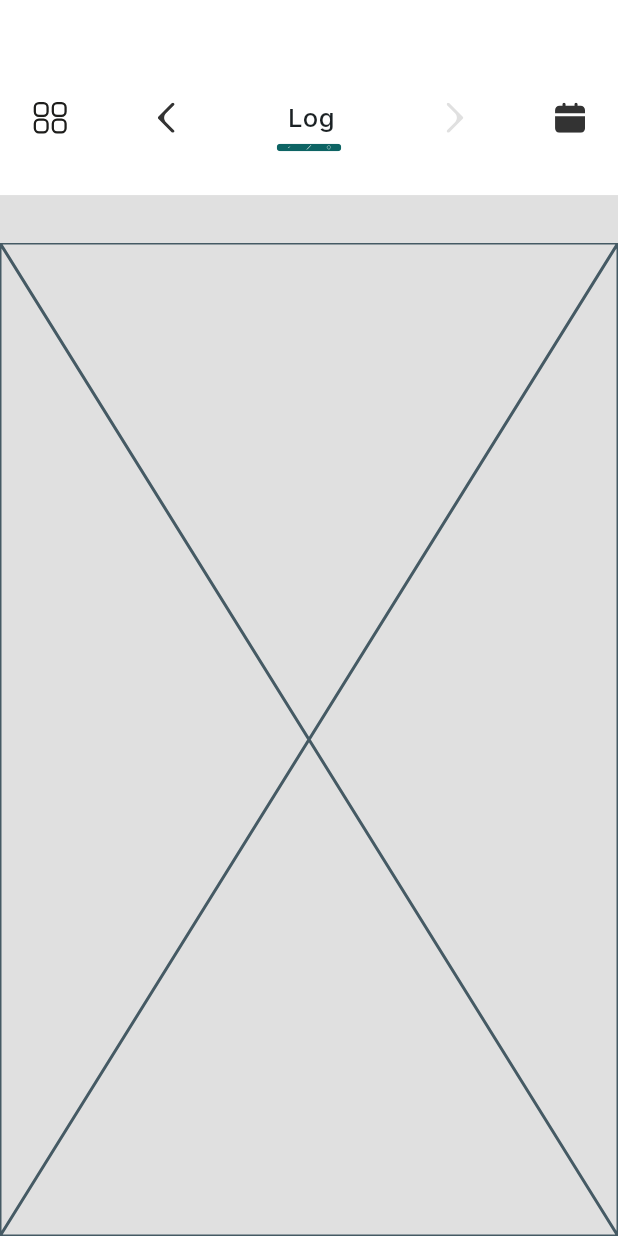
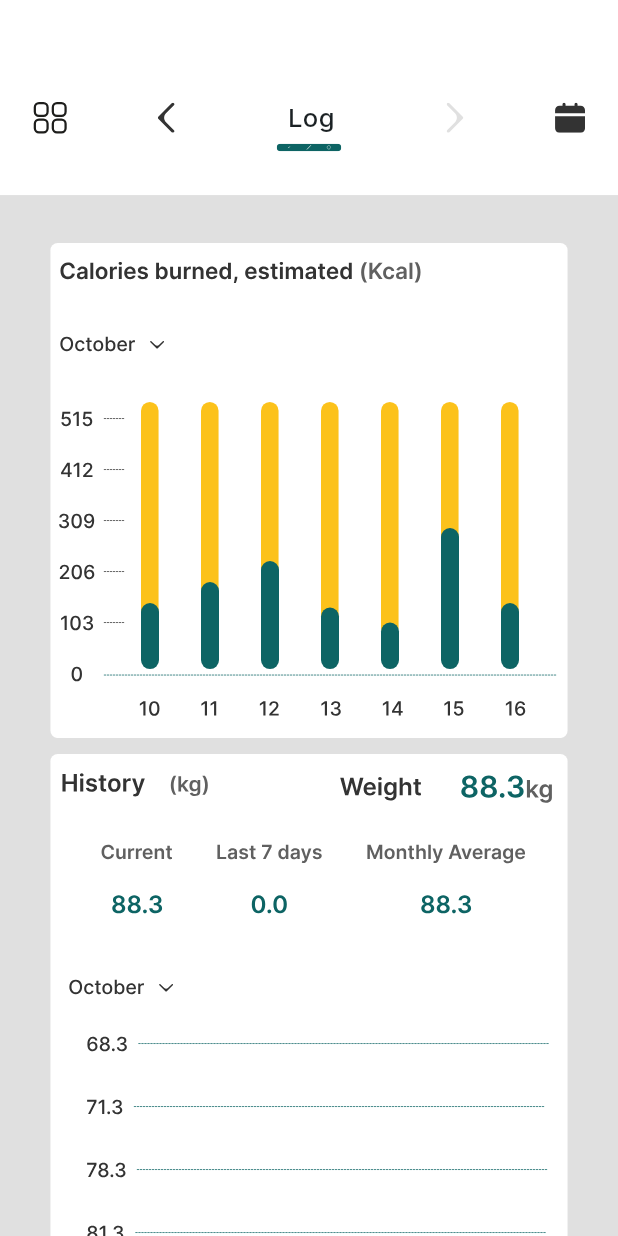
Before and after one commit to JER3MIAH/fitness_tracker_app, a Flutter app: the StatisticsView screen opened directly, after a tap on an icon or button, on a phone screen of 412 x 824 dp. Run offline on Flutter 3.47's test engine with Material 3 defaults, Android fonts, the phone set to English and light mode, and no system bars; our stand-ins replace flutter_hooks, flutter_riverpod, flutter_svg, get, google_fonts, smooth_page_indicator.

Commit message:
Set up statistics views

```diff
--- a/lib/src/features/statistics/presentation/views/logs.dart
+++ b/lib/src/features/statistics/presentation/views/logs.dart
@@ -1,3 +1,4 @@
+import 'package:fitness_tracker_app/src/shared/shared.dart';
 import 'package:flutter/cupertino.dart';
 
 class Logs extends StatelessWidget {
@@ -5,6 +6,26 @@ class Logs extends StatelessWidget {
 
   @override
   Widget build(BuildContext context) {
-    return const Placeholder();
+    return SingleChildScrollView(
+      child: Padding(
+        padding: EdgeInsets.symmetric(horizontal: 15.dx),
+        child: Column(
+          children: [
+            SvgAsset(assetName: caloriesBurned),
+            YBox(10.dy),
+            SvgAsset(assetName: historyWeight),
+            YBox(20.dy),
+            SparkleContainer(
+              height: 128.dy,
+              decoration: BoxDecoration(
+                color: appColors.black,
+                borderRadius: BorderRadius.circular(5),
+              ),
+            ),
+            YBox(30.dy),
+          ],
+        ),
+      ),
+    );
   }
 }
--- a/lib/src/features/statistics/presentation/views/progress_report.dart
+++ b/lib/src/features/statistics/presentation/views/progress_report.dart
@@ -1,29 +1,34 @@
 import 'package:fitness_tracker_app/src/shared/shared.dart';
 import 'package:flutter/cupertino.dart';
+import 'package:flutter/material.dart';
 
 class ProgressReport extends StatelessWidget {
   const ProgressReport({super.key});
 
   @override
   Widget build(BuildContext context) {
-    return Padding(
+    return SingleChildScrollView(
+      child: Padding(
         padding: EdgeInsets.symmetric(horizontal: 15.dx),
         child: Column(
           children: [
             Row(
               mainAxisAlignment: MainAxisAlignment.spaceBetween,
               children: [
-              Container(
+                SparkleContainer(
                   height: 157.dy,
                   width: 142.dx,
+                  isBgWhite: true,
+                  fit: BoxFit.cover,
                   decoration: BoxDecoration(
                     color: appColors.white,
                     borderRadius: BorderRadius.circular(5),
                   ),
                 ),
-              Container(
+                SparkleContainer(
                   height: 157.dy,
                   width: 142.dx,
+                  fit: BoxFit.cover,
                   decoration: BoxDecoration(
                     color: appColors.green,
                     borderRadius: BorderRadius.circular(5),
@@ -31,7 +36,40 @@ class ProgressReport extends StatelessWidget {
                 ),
               ],
             ),
+            YBox(30.dy),
+            SparkleContainer(
+              height: 148.dy,
+              width: double.infinity,
+              isBgWhite: true,
+              decoration: BoxDecoration(
+                color: appColors.white,
+                borderRadius: BorderRadius.circular(5),
+              ),
+            ),
+            YBox(30.dy),
+            SparkleContainer(
+              height: 148.dy,
+              isBgWhite: true,
+              decoration: BoxDecoration(
+                color: appColors.white,
+                borderRadius: BorderRadius.circular(5),
+              ),
+            ),
+            YBox(30.dy),
+            SparkleContainer(
+              height: 128.dy,
+              decoration: BoxDecoration(
+                color: appColors.black,
+                borderRadius: BorderRadius.circular(5),
+              ),
+              child: AppText(
+                text: 'Yooooooooooo',
+                color: appColors.white,
+              ),
+            ),
+            YBox(30.dy),
           ],
+        ),
       ),
     );
   }
--- a/lib/src/shared/utils/assets.dart
+++ b/lib/src/shared/utils/assets.dart
@@ -44,6 +44,8 @@ final String themeIcon = 'theme-icon'.svg;
 //Explore
 final String selector = 'selector'.svg;
 final String calendarIcon = 'calendar-icon'.svg;
+final String caloriesBurned = 'calories-burned'.svg;
+final String historyWeight = 'history-weight'.svg;
 
 //? PNGS
 final String sparkleEffectSmall = 'sparkle-effect-small'.png;
--- /dev/null
+++ b/lib/src/shared/widgets/sparkle_container.dart
@@ -0,0 +1,53 @@
+import 'package:fitness_tracker_app/src/shared/shared.dart';
+import 'package:flutter/cupertino.dart';
+import 'package:flutter_svg/svg.dart';
+
+class SparkleContainer extends StatelessWidget {
+  final double? height, width;
+  final Decoration? decoration;
+  final EdgeInsetsGeometry? padding, margin;
+  final BoxFit fit;
+  final bool isBgWhite;
+  final Widget? child;
+  const SparkleContainer({
+    super.key,
+    this.height,
+    this.width,
+    this.decoration,
+    this.padding,
+    this.margin,
+    this.fit = BoxFit.fitWidth,
+    this.isBgWhite = false,
+    this.child,
+  });
+
+  @override
+  Widget build(BuildContext context) {
+    return Stack(
+      children: [
+        Container(
+          height: height,
+          width: width ?? double.infinity,
+          decoration: decoration,
+          padding: padding,
+          margin: margin,
+          child: child,
+        ),
+        SizedBox(
+          height: height,
+          width: width ?? double.infinity,
+          child: SvgPicture.asset(
+            sparkleEffect,
+            fit: fit,
+            colorFilter: isBgWhite
+                ? ColorFilter.mode(
+                    appColors.grey,
+                    BlendMode.srcIn,
+                  )
+                : null,
+          ),
+        ),
+      ],
+    );
+  }
+}
--- a/lib/src/shared/widgets/widgets.dart
+++ b/lib/src/shared/widgets/widgets.dart
@@ -9,3 +9,4 @@ export 'app_inkwell.dart';
 export 'custom_checkbox.dart';
 export 'date_widget.dart';
 export 'app_back_button.dart';
+export 'sparkle_container.dart';
```
Also changed, not shown: assets/svgs/calories-burned.svg (added), assets/svgs/history-weight.svg (added). Lines whose indentation alone changed are shown as unchanged.
